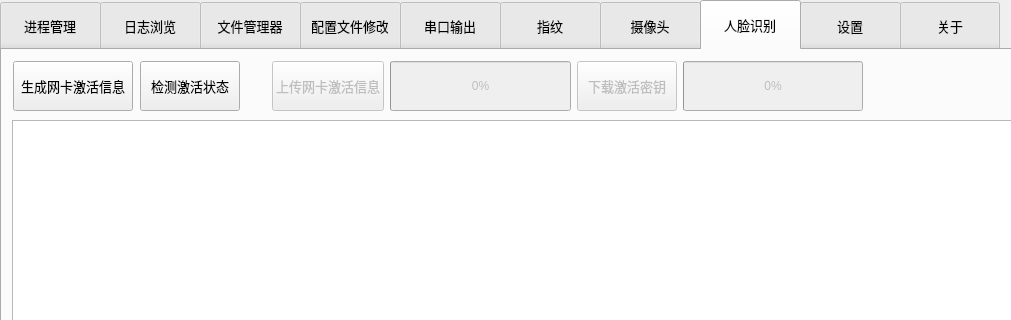
Above: midtool.ui from Nehcknarf/MidTool before the change; both pictures show x 0 to 1011 and y 0 to 320 of the 1280 by 720 pixel window. Below: the same form after it.
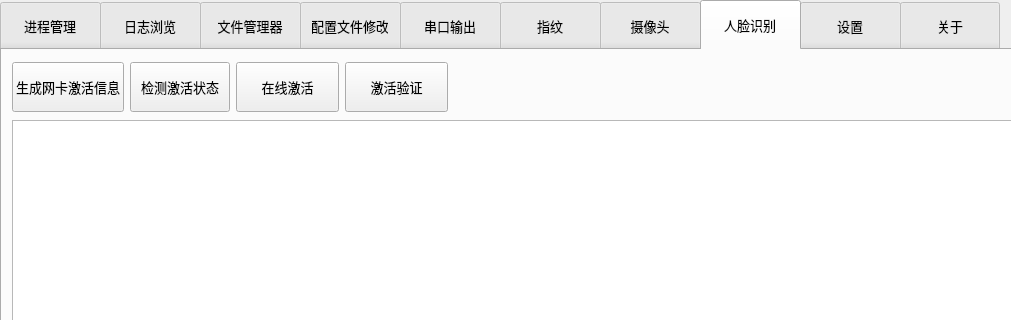
That is the form after the change. The open tabs and pages were chosen to show the change. Icons and pictures are not drawn.

Commit message: Support argument parse. Add HighDpi scaling.

Patch:
```diff
--- a/midtool.ui
+++ b/midtool.ui
@@ -1865,10 +1865,12 @@
      <rect>
       <x>10</x>
       <y>10</y>
-      <width>231</width>
-      <height>52</height>
+      <width>436</width>
+      <height>54</height>
      </rect>
     </property>
+    <layout class="QHBoxLayout" name="horizontalLayout_27">
+     <item>
     <layout class="QHBoxLayout" name="horizontalLayout_17">
      <item>
       <widget class="QPushButton" name="pushButton_generator">
@@ -1922,21 +1924,13 @@
       </widget>
      </item>
     </layout>
-   </widget>
-   <widget class="QWidget" name="layoutWidget">
-    <property name="geometry">
-     <rect>
-      <x>270</x>
-      <y>10</y>
-      <width>591</width>
-      <height>52</height>
-     </rect>
-    </property>
+     </item>
+     <item>
     <layout class="QHBoxLayout" name="horizontalLayout_18">
      <item>
       <widget class="QPushButton" name="pushButton_upload">
        <property name="enabled">
-        <bool>false</bool>
+          <bool>true</bool>
        </property>
        <property name="minimumSize">
         <size>
@@ -1956,39 +1950,17 @@
         </font>
        </property>
        <property name="text">
-        <string>上传网卡激活信息</string>
+          <string>在线激活</string>
        </property>
       </widget>
      </item>
      <item>
-      <widget class="QProgressBar" name="progressBar">
+        <widget class="QPushButton" name="pushButton_checkActivation">
        <property name="enabled">
-        <bool>false</bool>
+          <bool>true</bool>
        </property>
        <property name="minimumSize">
         <size>
-         <width>0</width>
-         <height>50</height>
-        </size>
-       </property>
-       <property name="maximumSize">
-        <size>
-         <width>200</width>
-         <height>16777215</height>
-        </size>
-       </property>
-       <property name="value">
-        <number>0</number>
-       </property>
-      </widget>
-     </item>
-     <item>
-      <widget class="QPushButton" name="pushButton_generator_3">
-       <property name="enabled">
-        <bool>false</bool>
-       </property>
-       <property name="minimumSize">
-        <size>
          <width>100</width>
          <height>50</height>
         </size>
@@ -2005,31 +1977,11 @@
         </font>
        </property>
        <property name="text">
-        <string>下载激活密钥</string>
+          <string>激活验证</string>
        </property>
       </widget>
      </item>
-     <item>
-      <widget class="QProgressBar" name="progressBar_2">
-       <property name="enabled">
-        <bool>false</bool>
-       </property>
-       <property name="minimumSize">
-        <size>
-         <width>0</width>
-         <height>50</height>
-        </size>
-       </property>
-       <property name="maximumSize">
-        <size>
-         <width>200</width>
-         <height>16777215</height>
-        </size>
-       </property>
-       <property name="value">
-        <number>0</number>
-       </property>
-      </widget>
+      </layout>
      </item>
     </layout>
    </widget>
```
Left out of the diff: 9 changed lines with no effect on the pictures. Lines whose indentation alone changed are shown as unchanged. The commit also changes 1 other file.
